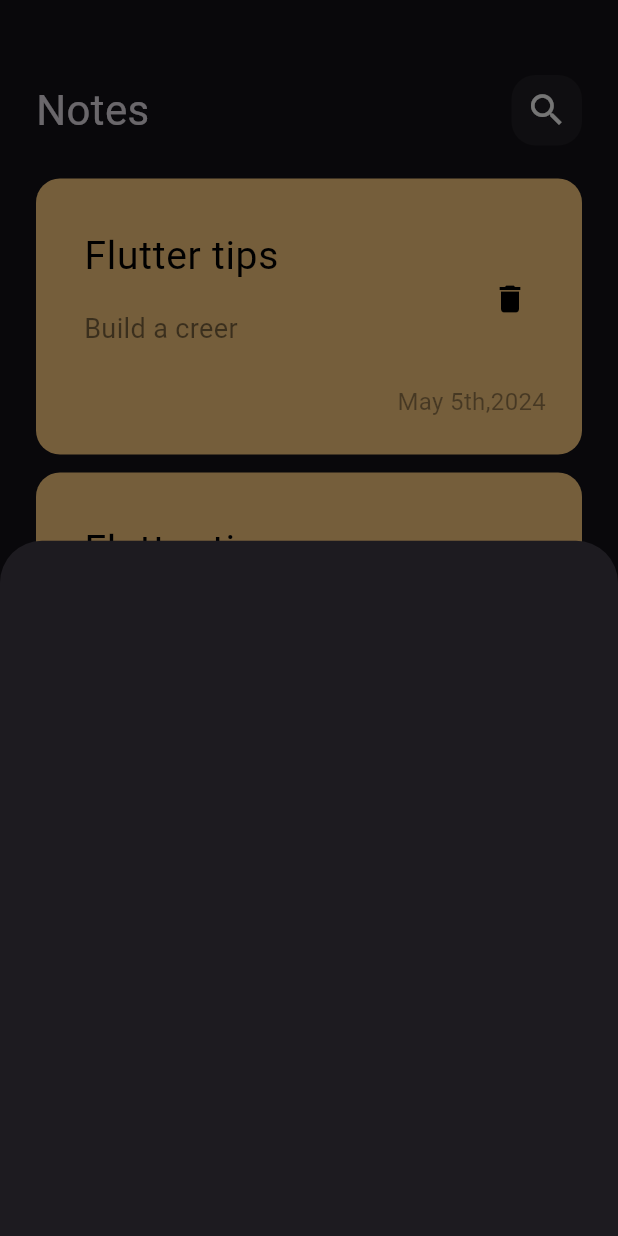
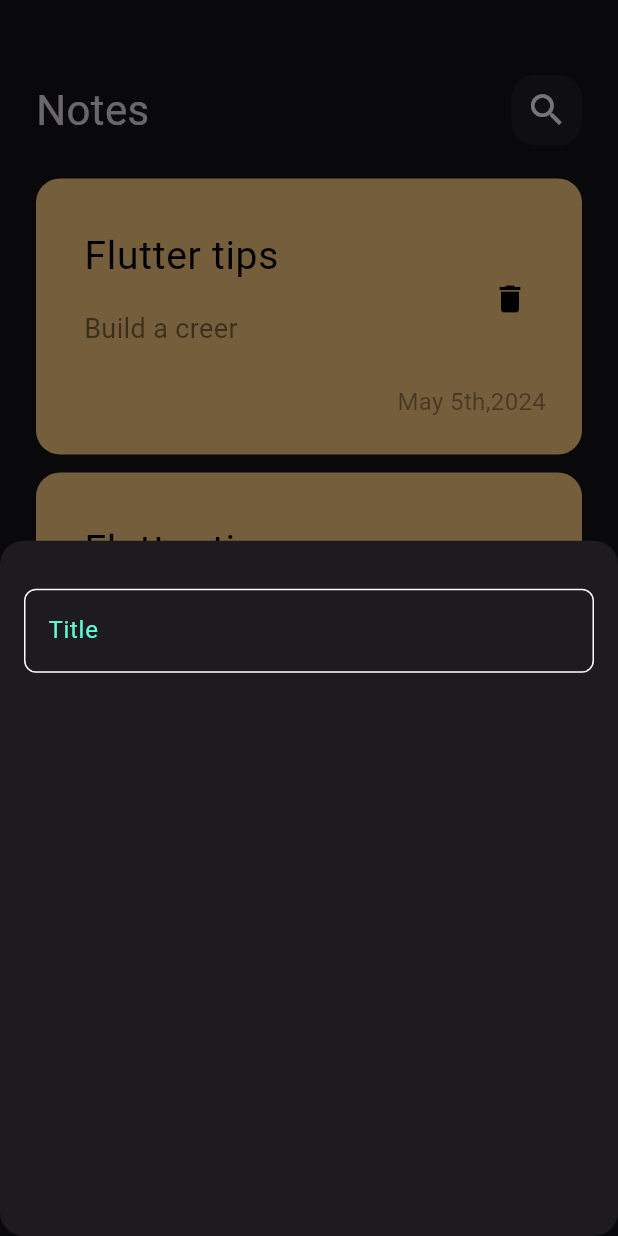
Before and after one commit to ayabelkhiri/Notes-APP, a Flutter app: the screen it shows after launch, after a tap on the "add" icon, on a phone screen of 412 x 824 dp. Run offline on Flutter 3.47's test engine with Material 3 defaults, Android fonts, the phone set to English and light mode, and no system bars.

Commit message:
create Title feild

```diff
--- /dev/null
+++ b/lib/constants.dart
@@ -0,0 +1,3 @@
+import 'package:flutter/material.dart';
+
+const kPrimaryColor = const Color(0xff62FCD7);
--- a/lib/views/notes_view.dart
+++ b/lib/views/notes_view.dart
@@ -12,7 +12,12 @@ class NotesView extends StatelessWidget {
     return  Scaffold(
       floatingActionButton: FloatingActionButton(
         onPressed: () {
-       showModalBottomSheet(context: context, builder: (context) {
+       showModalBottomSheet(
+        shape: RoundedRectangleBorder(
+          borderRadius: BorderRadius.circular(16)
+        ),
+        context: context,
+         builder: (context) {
           return const  AddNoteBottomSheet();
        });
       },
--- a/lib/views/widgets/add_note_bottom_sheet.dart
+++ b/lib/views/widgets/add_note_bottom_sheet.dart
@@ -1,11 +1,22 @@
 
 import 'package:flutter/material.dart';
+import 'package:notes/views/widgets/custom_text_field.dart';
 
 class AddNoteBottomSheet extends StatelessWidget {
   const AddNoteBottomSheet({Key? key}): super(key: key);
 
   @override
   Widget build(BuildContext context) {
-    return Container();
+    return Padding(
+      padding: const EdgeInsets.symmetric(horizontal: 16),
+      child: Column(
+        children: [
+          SizedBox(
+            height: 32,
+          ),
+          CustomTextField(),
+        ],
+      ),
+    );
   }
 }
--- /dev/null
+++ b/lib/views/widgets/custom_text_field.dart
@@ -0,0 +1,32 @@
+import 'package:flutter/material.dart';
+import 'package:notes/constants.dart';
+
+class CustomTextField extends StatelessWidget {
+  const CustomTextField({super.key});
+
+  @override
+  Widget build(BuildContext context) {
+    return TextField(
+      cursorColor: kPrimaryColor,
+      decoration: InputDecoration(
+        hintText: 'Title',
+        hintStyle:  const TextStyle(
+          color: kPrimaryColor,
+        ),
+        border: buildBorder(),
+        enabledBorder: buildBorder(),
+        focusedBorder: buildBorder(kPrimaryColor),
+      ),
+
+    );
+  }
+
+  OutlineInputBorder buildBorder([Color]) {
+    return OutlineInputBorder(
+        borderRadius: BorderRadius.circular(8),
+        borderSide:  BorderSide(color: Color ??
+           Colors.white),
+
+      );
+  }
+}
```
